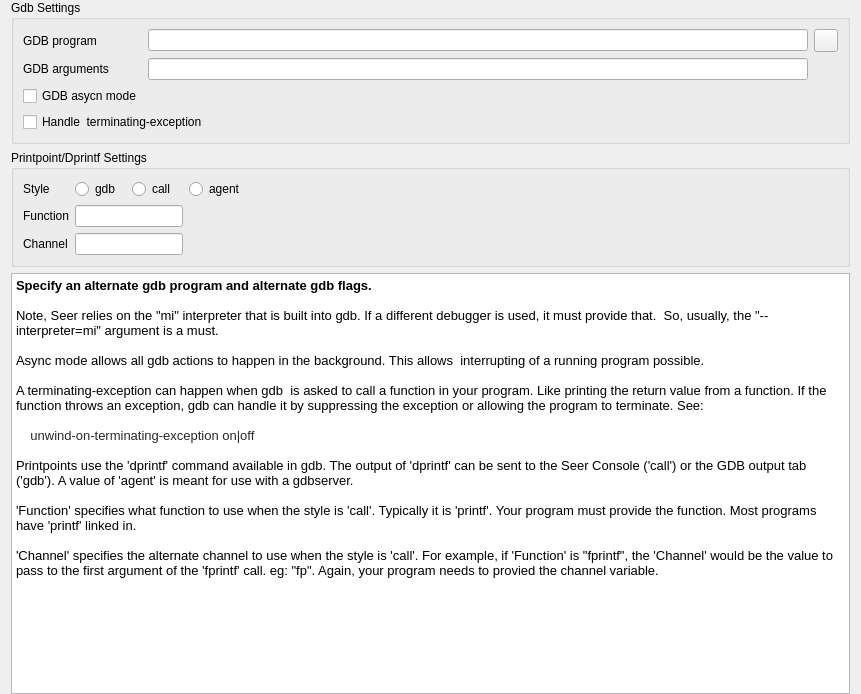
Old version of the form src/SeerGdbConfigPage.ui in the repository epasveer/seer.
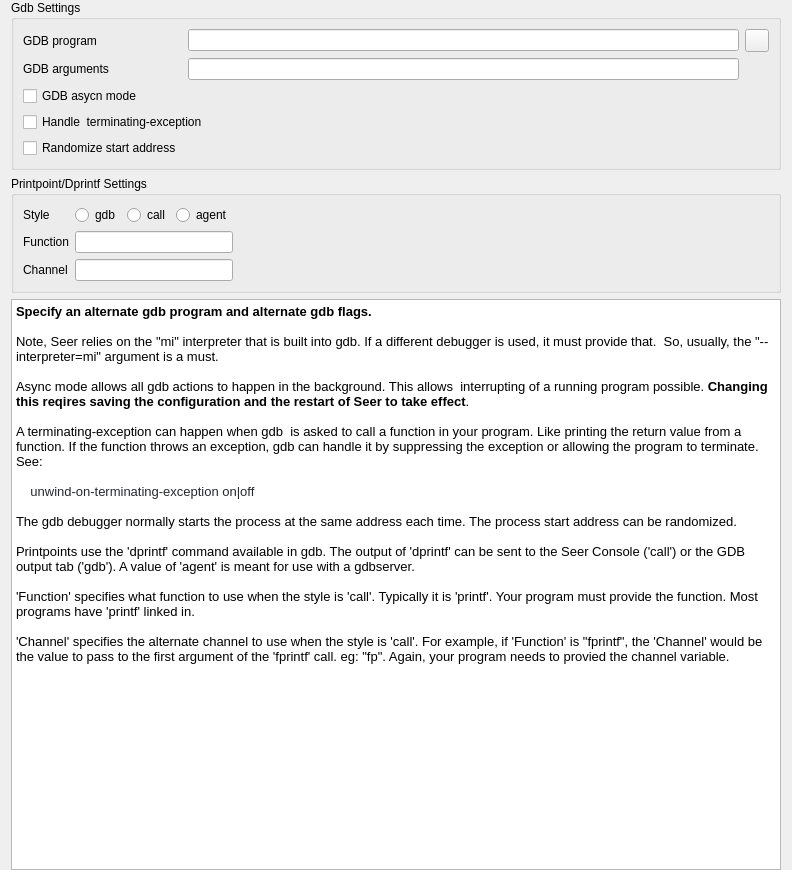
New version of the form. Icons and pictures are not drawn.

Commit message: Lots of changes for starting debugger.

What changed in the file:
```diff
--- a/src/SeerGdbConfigPage.ui
+++ b/src/SeerGdbConfigPage.ui
@@ -6,8 +6,8 @@
    <rect>
     <x>0</x>
     <y>0</y>
-    <width>861</width>
-    <height>694</height>
+    <width>792</width>
+    <height>870</height>
    </rect>
   </property>
   <property name="windowTitle">
@@ -33,17 +33,10 @@
         </property>
        </widget>
       </item>
-      <item row="0" column="2">
-       <widget class="QToolButton" name="gdbProgramToolButton">
+      <item row="1" column="1">
+       <widget class="QLineEdit" name="gdbArgumentsLineEdit">
         <property name="toolTip">
-         <string>Open a file dialog to locate the gdb debugger.</string>
-        </property>
-        <property name="text">
-         <string/>
-        </property>
-        <property name="icon">
-         <iconset resource="resource.qrc">
-          <normaloff>:/seer/resources/RelaxLightIcons/document-open.svg</normaloff>:/seer/resources/RelaxLightIcons/document-open.svg</iconset>
+         <string>Arguments to pass to the gdb debugger.</string>
         </property>
        </widget>
       </item>
@@ -54,6 +47,13 @@
         </property>
        </widget>
       </item>
+      <item row="0" column="0">
+       <widget class="QLabel" name="gdbProgramLabel">
+        <property name="text">
+         <string>GDB program</string>
+        </property>
+       </widget>
+      </item>
       <item row="2" column="0">
        <widget class="QCheckBox" name="gdbAsyncModeCheckBox">
         <property name="toolTip">
@@ -64,20 +64,6 @@
         </property>
        </widget>
       </item>
-      <item row="0" column="0">
-       <widget class="QLabel" name="gdbProgramLabel">
-        <property name="text">
-         <string>GDB program</string>
-        </property>
-       </widget>
-      </item>
-      <item row="1" column="1">
-       <widget class="QLineEdit" name="gdbArgumentsLineEdit">
-        <property name="toolTip">
-         <string>Arguments to pass to the gdb debugger.</string>
-        </property>
-       </widget>
-      </item>
       <item row="3" column="0" colspan="2">
        <widget class="QCheckBox" name="gdbHandleTerminateExceptionCheckBox">
         <property name="toolTip">
@@ -88,6 +74,30 @@
         </property>
        </widget>
       </item>
+      <item row="0" column="2">
+       <widget class="QToolButton" name="gdbProgramToolButton">
+        <property name="toolTip">
+         <string>Open a file dialog to locate the gdb debugger.</string>
+        </property>
+        <property name="text">
+         <string/>
+        </property>
+        <property name="icon">
+         <iconset resource="resource.qrc">
+          <normaloff>:/seer/resources/RelaxLightIcons/document-open.svg</normaloff>:/seer/resources/RelaxLightIcons/document-open.svg</iconset>
+        </property>
+       </widget>
+      </item>
+      <item row="4" column="0">
+       <widget class="QCheckBox" name="gdbRandomizeStartAddressCheckBox">
+        <property name="toolTip">
+         <string>Randomize the process start address.</string>
+        </property>
+        <property name="text">
+         <string>Randomize start address</string>
+        </property>
+       </widget>
+      </item>
      </layout>
     </widget>
    </item>
@@ -163,26 +173,6 @@
         </property>
        </widget>
       </item>
-      <item row="1" column="1" colspan="2">
-       <widget class="QLineEdit" name="functionLineEdit">
-        <property name="toolTip">
-         <string>The name of a function in your program to use.</string>
-        </property>
-       </widget>
-      </item>
-      <item row="1" column="3" colspan="2">
-       <spacer name="horizontalSpacer_2">
-        <property name="orientation">
-         <enum>Qt::Horizontal</enum>
-        </property>
-        <property name="sizeHint" stdset="0">
-         <size>
-          <width>626</width>
-          <height>20</height>
-         </size>
-        </property>
-       </spacer>
-      </item>
       <item row="2" column="0">
        <widget class="QLabel" name="channelLabel">
         <property name="text">
@@ -190,26 +180,46 @@
         </property>
        </widget>
       </item>
-      <item row="2" column="1" colspan="2">
+      <item row="1" column="4">
+       <spacer name="horizontalSpacer_2">
+        <property name="orientation">
+         <enum>Qt::Horizontal</enum>
+        </property>
+        <property name="sizeHint" stdset="0">
+         <size>
+          <width>626</width>
+          <height>20</height>
+         </size>
+        </property>
+       </spacer>
+      </item>
+      <item row="2" column="4">
+       <spacer name="horizontalSpacer_3">
+        <property name="orientation">
+         <enum>Qt::Horizontal</enum>
+        </property>
+        <property name="sizeHint" stdset="0">
+         <size>
+          <width>626</width>
+          <height>20</height>
+         </size>
+        </property>
+       </spacer>
+      </item>
+      <item row="1" column="1" colspan="3">
+       <widget class="QLineEdit" name="functionLineEdit">
+        <property name="toolTip">
+         <string>The name of a function in your program to use.</string>
+        </property>
+       </widget>
+      </item>
+      <item row="2" column="1" colspan="3">
        <widget class="QLineEdit" name="channelLineEdit">
         <property name="toolTip">
          <string>The channel value, if required by the function.</string>
         </property>
        </widget>
       </item>
-      <item row="2" column="3" colspan="2">
-       <spacer name="horizontalSpacer_3">
-        <property name="orientation">
-         <enum>Qt::Horizontal</enum>
-        </property>
-        <property name="sizeHint" stdset="0">
-         <size>
-          <width>626</width>
-          <height>20</height>
-         </size>
-        </property>
-       </spacer>
-      </item>
      </layout>
     </widget>
    </item>
@@ -224,12 +234,14 @@
 &lt;p style=&quot;-qt-paragraph-type:empty; margin-top:0px; margin-bottom:0px; margin-left:0px; margin-right:0px; -qt-block-indent:0; text-indent:0px;&quot;&gt;&lt;br /&gt;&lt;/p&gt;
 &lt;p style=&quot; margin-top:0px; margin-bottom:0px; margin-left:0px; margin-right:0px; -qt-block-indent:0; text-indent:0px;&quot;&gt;Note, Seer relies on the &amp;quot;mi&amp;quot; interpreter that is built into gdb. If a different debugger is used, it must provide that.  So, usually, the &amp;quot;--interpreter=mi&amp;quot; argument is a must.&lt;/p&gt;
 &lt;p style=&quot;-qt-paragraph-type:empty; margin-top:0px; margin-bottom:0px; margin-left:0px; margin-right:0px; -qt-block-indent:0; text-indent:0px;&quot;&gt;&lt;br /&gt;&lt;/p&gt;
-&lt;p style=&quot; margin-top:0px; margin-bottom:0px; margin-left:0px; margin-right:0px; -qt-block-indent:0; text-indent:0px;&quot;&gt;Async mode allows all gdb actions to happen in the background. This allows  interrupting of a running program possible.&lt;/p&gt;
+&lt;p style=&quot; margin-top:0px; margin-bottom:0px; margin-left:0px; margin-right:0px; -qt-block-indent:0; text-indent:0px;&quot;&gt;Async mode allows all gdb actions to happen in the background. This allows  interrupting of a running program possible. &lt;span style=&quot; font-weight:600;&quot;&gt;Changing this reqires saving the configuration and the restart of Seer to take effect&lt;/span&gt;.&lt;/p&gt;
 &lt;p style=&quot;-qt-paragraph-type:empty; margin-top:0px; margin-bottom:0px; margin-left:0px; margin-right:0px; -qt-block-indent:0; text-indent:0px;&quot;&gt;&lt;br /&gt;&lt;/p&gt;
 &lt;p style=&quot; margin-top:0px; margin-bottom:0px; margin-left:0px; margin-right:0px; -qt-block-indent:0; text-indent:0px;&quot;&gt;A terminating-exception can happen when gdb  is asked to call a function in your program. Like printing the return value from a function. If the function throws an exception, gdb can handle it by suppressing the exception or allowing the program to terminate. See:&lt;/p&gt;
 &lt;p style=&quot;-qt-paragraph-type:empty; margin-top:0px; margin-bottom:0px; margin-left:0px; margin-right:0px; -qt-block-indent:0; text-indent:0px;&quot;&gt;&lt;br /&gt;&lt;/p&gt;
 &lt;p style=&quot; margin-top:0px; margin-bottom:0px; margin-left:0px; margin-right:0px; -qt-block-indent:0; text-indent:0px;&quot;&gt;&lt;span style=&quot; font-family:'ui-monospace,SFMono-Regular,SF Mono,Menlo,Consolas,Liberation Mono,monospace'; color:#24292f; background-color:transparent;&quot;&gt;    unwind-on-terminating-exception on|off&lt;/span&gt;&lt;/p&gt;
 &lt;p style=&quot;-qt-paragraph-type:empty; margin-top:0px; margin-bottom:0px; margin-left:0px; margin-right:0px; -qt-block-indent:0; text-indent:0px;&quot;&gt;&lt;br /&gt;&lt;/p&gt;
+&lt;p style=&quot; margin-top:0px; margin-bottom:0px; margin-left:0px; margin-right:0px; -qt-block-indent:0; text-indent:0px;&quot;&gt;The gdb debugger normally starts the process at the same address each time. The process start address can be randomized.&lt;/p&gt;
+&lt;p style=&quot;-qt-paragraph-type:empty; margin-top:0px; margin-bottom:0px; margin-left:0px; margin-right:0px; -qt-block-indent:0; text-indent:0px;&quot;&gt;&lt;br /&gt;&lt;/p&gt;
 &lt;p style=&quot; margin-top:0px; margin-bottom:0px; margin-left:0px; margin-right:0px; -qt-block-indent:0; text-indent:0px;&quot;&gt;Printpoints use the 'dprintf' command available in gdb. The output of 'dprintf' can be sent to the Seer Console ('call') or the GDB output tab ('gdb'). A value of 'agent' is meant for use with a gdbserver.&lt;/p&gt;
 &lt;p style=&quot;-qt-paragraph-type:empty; margin-top:0px; margin-bottom:0px; margin-left:0px; margin-right:0px; -qt-block-indent:0; text-indent:0px;&quot;&gt;&lt;br /&gt;&lt;/p&gt;
 &lt;p style=&quot; margin-top:0px; margin-bottom:0px; margin-left:0px; margin-right:0px; -qt-block-indent:0; text-indent:0px;&quot;&gt;'Function' specifies what function to use when the style is 'call'. Typically it is 'printf'. Your program must provide the function. Most programs have 'printf' linked in. &lt;/p&gt;
```
The commit also changes 13 other files.
